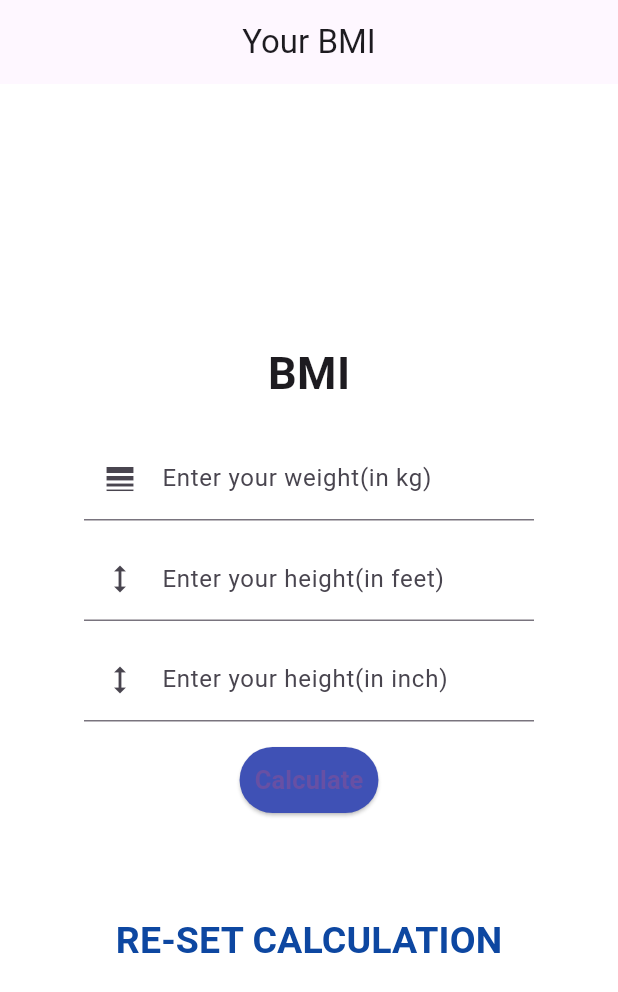
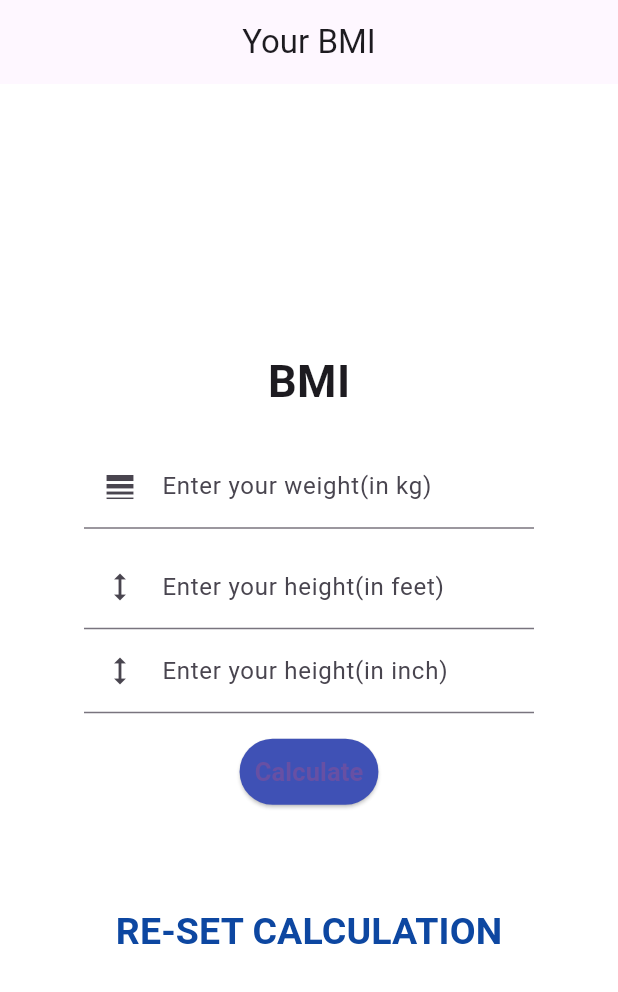
Before and after one commit to virpal12/Bmi-calculator, a Flutter app: the screen it shows after launch, on a phone screen of 412 x 824 dp. Shown: the top 992 px of the screen. Run offline on Flutter 3.47's test engine with Material 3 defaults, Android fonts, the light colour scheme and no system bars.

Commit message:
first commit

```diff
--- a/lib/main.dart
+++ b/lib/main.dart
@@ -77,9 +77,7 @@ class _MyhomepageState extends State<Myhomepage> {
                   ),
                   keyboardType: TextInputType.number,
                 ),
-                SizedBox(
-                  height: 11,
-                ),
+
                 TextField(
                   controller: inController,
                   decoration: InputDecoration(
```
